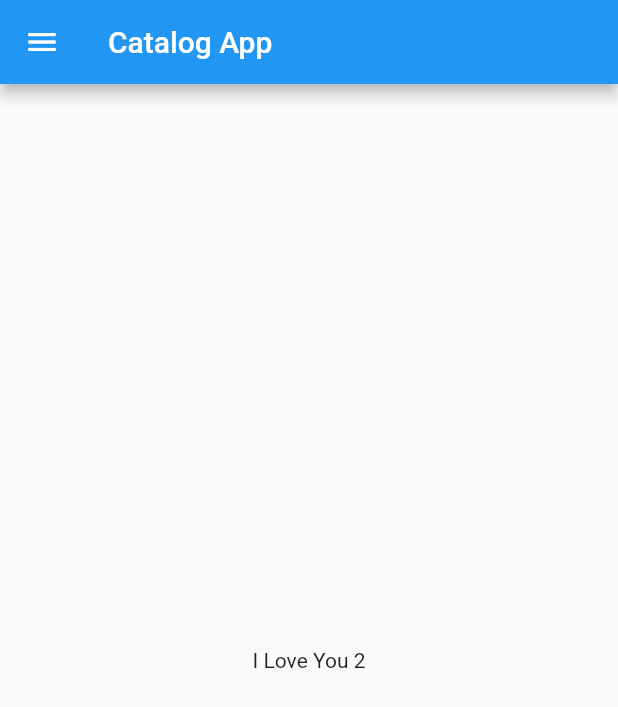
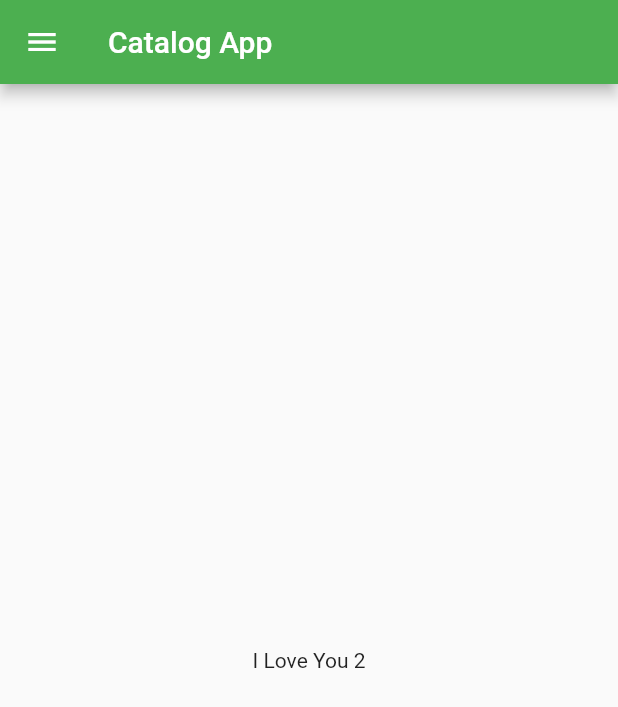
Before and after one commit to meeralimehdi/30DaysOfFlutter, a Flutter app: the screen it shows after launch, on a phone screen of 412 x 824 dp. Shown: the top 707 px of the screen. Run offline on Flutter 3.47's test engine with Material 2 defaults, Android fonts, the phone set to English and light mode, and no system bars.

Commit message:
day3 completed

```diff
--- a/lib/main.dart
+++ b/lib/main.dart
@@ -1,6 +1,6 @@
 import 'package:flutter/material.dart';
-import 'package:flutter_catalog/home_page.dart';
-import 'package:flutter_catalog/replicaOfMain.dart';
+import 'package:flutter_catalog/pages/home_page.dart';
+import 'package:flutter_catalog/pages/login_page.dart';
 
 void main() {
   runApp(MyApp());
@@ -10,7 +10,16 @@ class MyApp extends StatelessWidget {
   @override
   Widget build(BuildContext context) {
     return MaterialApp(
-      home: HomePage(),
+      themeMode: ThemeMode.light,
+      theme: ThemeData(
+        primarySwatch: Colors.green,
+      ),
+      // initialRoute: "/",
+      routes: {
+        "/": (context) => HomePage(),
+        "/home": (context) => HomePage(),
+        "/login": (context) => LoginPage(),
+      },
     );
   }
 }
```
Also changed, not shown: lib/pages/login_page.dart (added, +19 -0 lines), lib/pages/home_page.dart (renamed from lib/home_page.dart).
